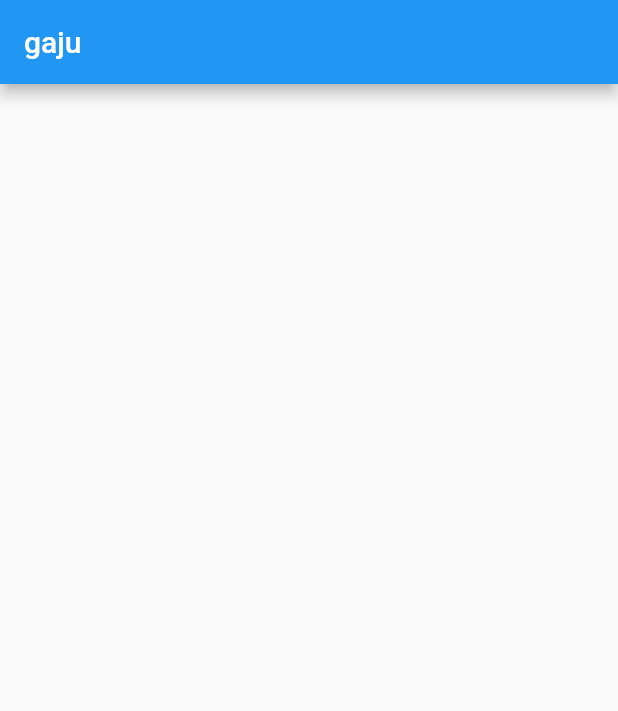
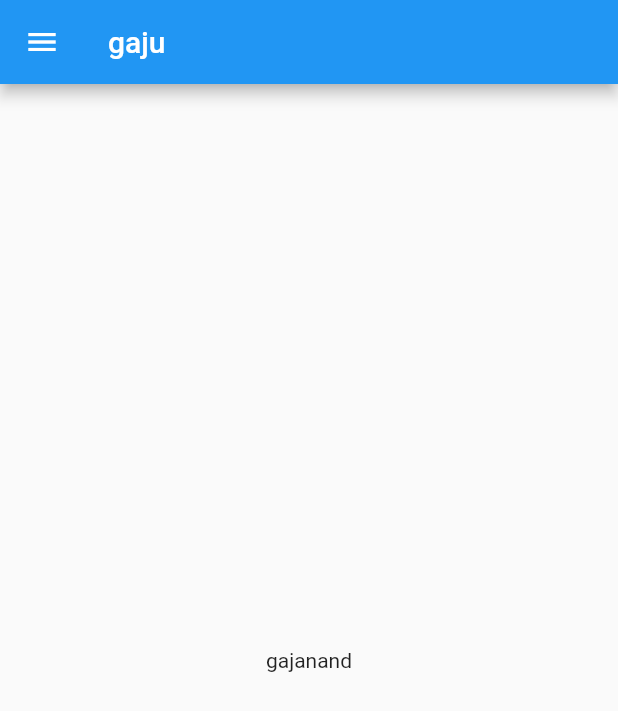
Before and after one commit to konadehemant/30daysflutter, a Flutter app: the screen it shows after launch, on a phone screen of 412 x 824 dp. Shown: the top 711 px of the screen. Run offline on Flutter 3.47's test engine with Material 2 defaults, Android fonts, the phone set to English and light mode, and no system bars.

Commit message:
Day2 completed

```diff
--- a/lib/main.dart
+++ b/lib/main.dart
@@ -8,7 +8,15 @@ class MyApp extends StatelessWidget {
   @override
   Widget build(BuildContext context){
     return MaterialApp(
-      home: Scaffold(appBar: AppBar(title: Text("gaju"),),),
+      home: Scaffold(appBar: AppBar(title: Text("gaju"),),
+      body: Center(
+        child: Container(
+          child: Text("gajanand"),
+
+        ),
+      ),
+      drawer: Drawer(),
+      ),
 
     );
   }
```
